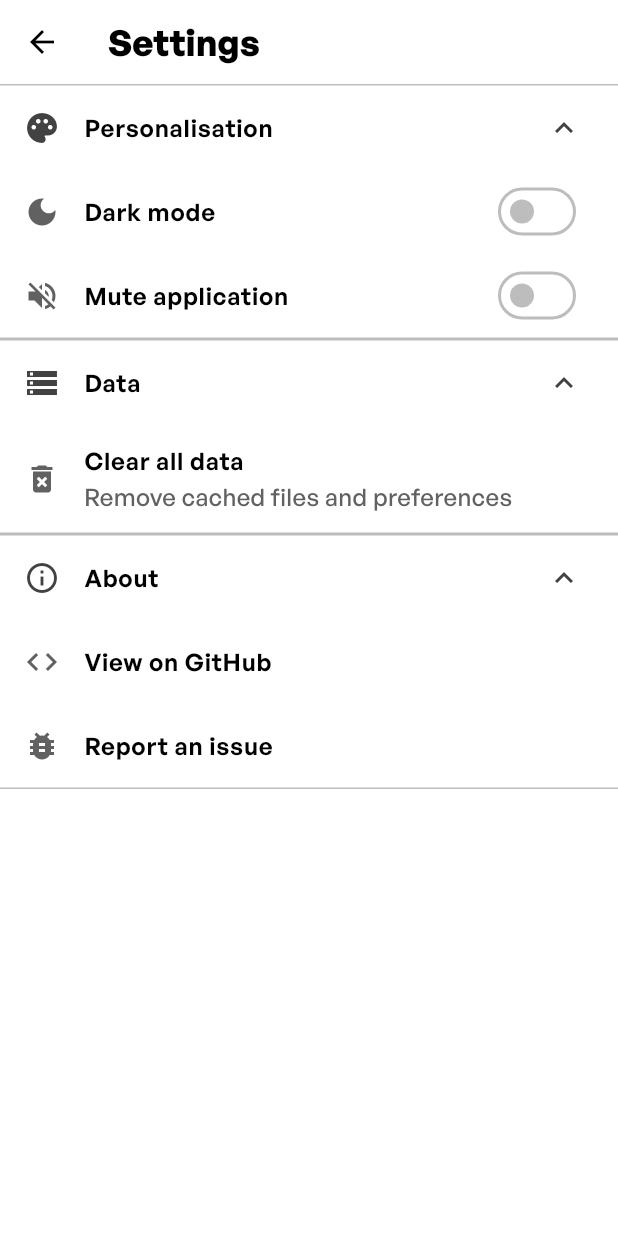
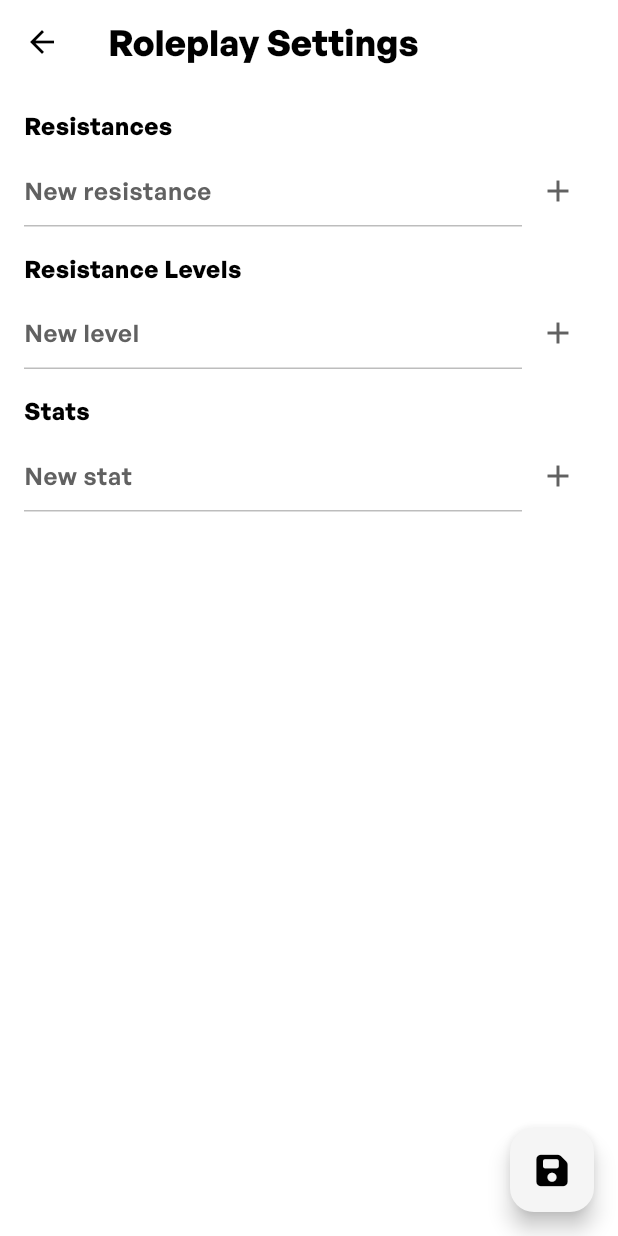
Before and after one commit to KevinTo-Stuff/roleplay-assistant, a Flutter app: the RoleplayScreen screen opened directly with empty values, after a tap on "Roleplay Settings", on a phone screen of 412 x 824 dp. Run offline on Flutter 3.47's test engine with Material 3 defaults, Android fonts, the phone set to English and light mode, and no system bars; our stand-ins replace auto_route, equatable, flutter_bloc, font_awesome_flutter, get_it, shared_preferences; accounts and stored records are empty.

Commit message:
added roleplay settings ux and logic

```diff
--- a/lib/src/core/routing/app_router.dart
+++ b/lib/src/core/routing/app_router.dart
@@ -9,9 +9,11 @@ import 'package:collection/collection.dart';
 import 'package:roleplay_assistant/src/presentation/screens/character_screen.dart';
 import 'package:roleplay_assistant/src/presentation/screens/home_screen.dart';
 import 'package:roleplay_assistant/src/presentation/screens/roleplay_screen.dart';
+import 'package:roleplay_assistant/src/presentation/screens/roleplay_settings_screen.dart';
 import 'package:roleplay_assistant/src/presentation/screens/settings_screen.dart';
 import 'package:roleplay_assistant/src/shared/models/character.dart';
 import 'package:roleplay_assistant/src/shared/models/roleplay.dart';
+import 'package:roleplay_assistant/src/shared/models/roleplay_settings.dart';
 
 part 'app_router.gr.dart';
 
@@ -23,5 +25,6 @@ class AppRouter extends RootStackRouter {
     AutoRoute(page: RoleplayRoute.page),
     AutoRoute(page: SettingsRoute.page),
     AutoRoute(page: CharacterRoute.page),
+    AutoRoute(page: RoleplaySettingsRoute.page),
   ];
 }
--- a/lib/src/presentation/blocs/character_creator_state.dart
+++ b/lib/src/presentation/blocs/character_creator_state.dart
@@ -1,6 +1,9 @@
 // Flutter / package imports
+
+// Package imports:
 import 'package:equatable/equatable.dart';
 
+// Project imports:
 import 'package:roleplay_assistant/src/shared/models/character.dart';
 
 /// State for the Character Creator form.
--- /dev/null
+++ b/lib/src/presentation/blocs/roleplay_settings_state.dart
@@ -0,0 +1,15 @@
+part of 'roleplay_settings_cubit.dart';
+
+class RoleplaySettingsState {
+  RoleplaySettingsState({required this.settings, this.isDirty = false});
+
+  final RoleplaySettings settings;
+  final bool isDirty;
+
+  RoleplaySettingsState copyWith({RoleplaySettings? settings, bool? isDirty}) {
+    return RoleplaySettingsState(
+      settings: settings ?? this.settings,
+      isDirty: isDirty ?? this.isDirty,
+    );
+  }
+}
--- a/lib/src/presentation/screens/character_screen.dart
+++ b/lib/src/presentation/screens/character_screen.dart
@@ -1,6 +1,7 @@
 // Flutter imports:
 // ignore_for_file: require_trailing_commas
 
+// Flutter imports:
 import 'package:flutter/material.dart';
 
 // Package imports:
--- a/lib/src/presentation/screens/home_screen.dart
+++ b/lib/src/presentation/screens/home_screen.dart
@@ -10,6 +10,7 @@ import 'package:roleplay_assistant/src/core/theme/dimens.dart';
 import 'package:roleplay_assistant/src/shared/extensions/context_extensions.dart';
 import 'package:roleplay_assistant/src/shared/locator.dart';
 import 'package:roleplay_assistant/src/shared/models/roleplay.dart';
+import 'package:roleplay_assistant/src/shared/models/roleplay_settings.dart';
 import 'package:roleplay_assistant/src/shared/services/roleplay/roleplay_storage.dart';
 import 'package:roleplay_assistant/src/shared/widgets/buttons/button.dart';
 
@@ -134,6 +135,7 @@ class _HomeScreenState extends State<HomeScreen> {
       name: name,
       active: true,
       description: description,
+      settings: RoleplaySettings.empty(),
       // characters left unspecified -> defaults to empty list
     );
 
--- a/lib/src/presentation/screens/roleplay_screen.dart
+++ b/lib/src/presentation/screens/roleplay_screen.dart
@@ -3,15 +3,15 @@ import 'package:flutter/material.dart';
 
 // Package imports:
 import 'package:auto_route/auto_route.dart';
-import 'package:roleplay_assistant/src/core/routing/app_router.dart';
 
 // Project imports:
+import 'package:roleplay_assistant/src/core/routing/app_router.dart';
+import 'package:roleplay_assistant/src/core/theme/dimens.dart';
+import 'package:roleplay_assistant/src/presentation/screens/character_screen.dart';
 import 'package:roleplay_assistant/src/shared/locator.dart';
+import 'package:roleplay_assistant/src/shared/models/character.dart';
+import 'package:roleplay_assistant/src/shared/models/roleplay.dart';
 import 'package:roleplay_assistant/src/shared/services/roleplay/roleplay_storage.dart';
-import 'package:roleplay_assistant/src/shared/models/character.dart';
-import 'package:roleplay_assistant/src/presentation/screens/character_screen.dart';
-import 'package:roleplay_assistant/src/core/theme/dimens.dart';
-import 'package:roleplay_assistant/src/shared/models/roleplay.dart';
 import 'package:roleplay_assistant/src/shared/widgets/buttons/button.dart';
 import 'package:roleplay_assistant/src/shared/widgets/buttons/square_button.dart';
 
@@ -86,7 +86,11 @@ class _RoleplayScreenState extends State<RoleplayScreen> {
             Button.outline(
               title: 'Roleplay Settings',
               onPressed: () {
-                context.router.push(const SettingsRoute());
+                context.router.push(
+                  RoleplaySettingsRoute(
+                    initial: _roleplay.settings,
+                  ),
+                );
               },
             ),
             // Active indicator moved to AppBar actions
--- /dev/null
+++ b/lib/src/presentation/screens/roleplay_settings_screen.dart
@@ -0,0 +1,181 @@
+// Flutter imports:
+// ignore_for_file: always_specify_types, require_trailing_commas
+
+// Flutter imports:
+import 'package:flutter/material.dart';
+
+// Package imports:
+import 'package:auto_route/auto_route.dart';
+import 'package:flutter_bloc/flutter_bloc.dart';
+import 'package:font_awesome_flutter/font_awesome_flutter.dart';
+
+// Project imports:
+import '../../shared/models/roleplay_settings.dart';
+import '../blocs/roleplay_settings_cubit.dart';
+
+/// A simple screen to edit RoleplaySettings.
+///
+/// Usage:
+/// Navigator.push(context, MaterialPageRoute(builder: (_) => RoleplaySettingsScreen(initial: settings)));
+@RoutePage()
+class RoleplaySettingsScreen extends StatelessWidget {
+  const RoleplaySettingsScreen({super.key, required this.initial});
+
+  final RoleplaySettings initial;
+
+  @override
+  Widget build(BuildContext context) {
+    return BlocProvider(
+      create: (_) => RoleplaySettingsCubit(initial),
+      child: Scaffold(
+        appBar: AppBar(
+          title: const Text('Roleplay Settings'),
+        ),
+        body: const _RoleplaySettingsBody(),
+        floatingActionButton: Builder(builder: (ctx) {
+          return FloatingActionButton(
+            onPressed: () {
+              final cubit = ctx.read<RoleplaySettingsCubit>();
+              Navigator.of(ctx).pop(cubit.currentSettings);
+            },
+            tooltip: 'Save',
+            child: const FaIcon(FontAwesomeIcons.solidFloppyDisk),
+          );
+        }),
+        floatingActionButtonLocation: FloatingActionButtonLocation.endFloat,
+      ),
+    );
+  }
+}
+
+class _RoleplaySettingsBody extends StatefulWidget {
+  const _RoleplaySettingsBody();
+
+  @override
+  State<_RoleplaySettingsBody> createState() => _RoleplaySettingsBodyState();
+}
+
+class _RoleplaySettingsBodyState extends State<_RoleplaySettingsBody> {
+  final TextEditingController _resController = TextEditingController();
+  final TextEditingController _levelController = TextEditingController();
+  final TextEditingController _statController = TextEditingController();
+
+  @override
+  void dispose() {
+    _resController.dispose();
+    _levelController.dispose();
+    _statController.dispose();
+    super.dispose();
+  }
+
+  @override
+  Widget build(BuildContext context) {
+    return BlocBuilder<RoleplaySettingsCubit, RoleplaySettingsState>(
+      builder: (context, state) {
+        return SingleChildScrollView(
+          padding: const EdgeInsets.all(16),
+          child: Column(
+            crossAxisAlignment: CrossAxisAlignment.start,
+            children: [
+              const Text('Resistances',
+                  style: TextStyle(fontSize: 16, fontWeight: FontWeight.bold)),
+              const SizedBox(height: 8),
+              for (var i = 0; i < state.settings.resistences.length; i++)
+                ListTile(
+                  title: Text(state.settings.resistences[i]),
+                  trailing: IconButton(
+                    icon: const Icon(Icons.delete),
+                    onPressed: () => context
+                        .read<RoleplaySettingsCubit>()
+                        .removeResistanceAt(i),
+                  ),
+                ),
+              Row(children: [
+                Expanded(
+                  child: TextField(
+                      controller: _resController,
+                      decoration:
+                          const InputDecoration(hintText: 'New resistance')),
+                ),
+                IconButton(
+                  icon: const Icon(Icons.add),
+                  onPressed: () {
+                    final val = _resController.text.trim();
+                    if (val.isNotEmpty) {
+                      context.read<RoleplaySettingsCubit>().addResistance(val);
+                      _resController.clear();
+                    }
+                  },
+                )
+              ]),
+              const SizedBox(height: 16),
+              const Text('Resistance Levels',
+                  style: TextStyle(fontSize: 16, fontWeight: FontWeight.bold)),
+              const SizedBox(height: 8),
+              for (var i = 0; i < state.settings.resistanceLevels.length; i++)
+                ListTile(
+                  title: Text(state.settings.resistanceLevels[i]),
+                  trailing: IconButton(
+                    icon: const Icon(Icons.delete),
+                    onPressed: () => context
+                        .read<RoleplaySettingsCubit>()
+                        .removeResistanceLevelAt(i),
+                  ),
+                ),
+              Row(children: [
+                Expanded(
+                  child: TextField(
+                      controller: _levelController,
+                      decoration: const InputDecoration(hintText: 'New level')),
+                ),
+                IconButton(
+                  icon: const Icon(Icons.add),
+                  onPressed: () {
+                    final val = _levelController.text.trim();
+                    if (val.isNotEmpty) {
+                      context
+                          .read<RoleplaySettingsCubit>()
+                          .addResistanceLevel(val);
+                      _levelController.clear();
+                    }
+                  },
+                )
+              ]),
+              const SizedBox(height: 16),
+              const Text('Stats',
+                  style: TextStyle(fontSize: 16, fontWeight: FontWeight.bold)),
+              const SizedBox(height: 8),
+              for (var i = 0; i < state.settings.stats.length; i++)
+                ListTile(
+                  title: Text(state.settings.stats[i]),
+                  trailing: IconButton(
+                    icon: const Icon(Icons.delete),
+                    onPressed: () =>
+                        context.read<RoleplaySettingsCubit>().removeStatAt(i),
+                  ),
+                ),
+              Row(children: [
+                Expanded(
+                  child: TextField(
+                      controller: _statController,
+                      decoration: const InputDecoration(hintText: 'New stat')),
+                ),
+                IconButton(
+                  icon: const Icon(Icons.add),
+                  onPressed: () {
+                    final val = _statController.text.trim();
+                    if (val.isNotEmpty) {
+                      context.read<RoleplaySettingsCubit>().addStat(val);
+                      _statController.clear();
+                    }
+                  },
+                )
+              ]),
+              const SizedBox(height: 24),
+            ],
+          ),
+        );
+      },
+    );
+  }
+}
--- a/lib/src/presentation/widgets/character_view.dart
+++ b/lib/src/presentation/widgets/character_view.dart
@@ -131,9 +131,9 @@ class CharacterView extends StatelessWidget {
       crossAxisAlignment: CrossAxisAlignment.start,
       children: character.resistances.entries
           .map(
-            (MapEntry<String, ResistanceLevel> e) => Padding(
+            (MapEntry<String, String> e) => Padding(
               padding: const EdgeInsets.symmetric(vertical: 2.0),
-              child: Text('${e.key}: ${e.value.toShortString()}'),
+              child: Text('${e.key}: ${e.value}'),
             ),
           )
           .toList(),
--- a/lib/src/presentation/widgets/traits_creator.dart
+++ b/lib/src/presentation/widgets/traits_creator.dart
@@ -1,4 +1,6 @@
 // Flutter imports
+
+// Flutter imports:
 import 'package:flutter/material.dart';
 
 /// Widget to add/remove traits one-by-one.
--- a/lib/src/shared/models/roleplay.dart
+++ b/lib/src/shared/models/roleplay.dart
@@ -1,8 +1,14 @@
+// Flutter imports:
+// ignore_for_file: require_trailing_commas
+
 // Flutter imports:
 import 'package:flutter/foundation.dart';
 
 // Project imports:
 import 'character.dart';
+import 'roleplay_settings.dart';
+
+// Local models:
 
 // Local models:
 
@@ -24,10 +30,11 @@ class Roleplay {
         active: json['active'] as bool? ?? false,
         description: json['description'] as String? ?? '',
         settings: json['settings'] != null
-            ? Map<String, dynamic>.from(
-                json['settings'] as Map<String, dynamic>,
+            ? RoleplaySettings.fromJson(
+                Map<String, dynamic>.from(
+                    json['settings'] as Map<String, dynamic>),
               )
-            : null,
+            : RoleplaySettings.empty(),
         characters: json['characters'] is List
             // ignore: always_specify_types
             ? (json['characters'] as List)
@@ -49,7 +56,7 @@ class Roleplay {
     required this.name,
     required this.active,
     required this.description,
-    this.settings,
+    required this.settings,
     this.characters = const <Character>[],
   });
 
@@ -57,12 +64,12 @@ class Roleplay {
   ///
   /// Useful for initializing forms or creating placeholders.
   static Roleplay empty() {
-    return const Roleplay(
+    return Roleplay(
       id: null,
       name: '',
       active: false,
       description: '',
-      settings: null,
+      settings: RoleplaySettings.empty(),
     );
   }
 
@@ -70,7 +77,7 @@ class Roleplay {
   final bool active;
   final String description;
   final String? id;
-  final Map<String, dynamic>? settings;
+  final RoleplaySettings settings;
   final List<Character> characters;
 
   Roleplay copyWith({
@@ -78,7 +85,7 @@ class Roleplay {
     String? name,
     bool? active,
     String? description,
-    Map<String, dynamic>? settings,
+    RoleplaySettings? settings,
     List<Character>? characters,
   }) {
     return Roleplay(
@@ -97,7 +104,7 @@ class Roleplay {
       'name': name,
       'active': active,
       'description': description,
-      if (settings != null) 'settings': settings,
+      'settings': settings.toJson(),
       'characters': characters.map((Character c) => c.toJson()).toList(),
     };
   }
@@ -105,12 +112,13 @@ class Roleplay {
   @override
   bool operator ==(Object other) {
     if (identical(this, other)) return true;
-    return other is Roleplay &&
-        other.id == id &&
+    if (other is! Roleplay) return false;
+    return other.id == id &&
         other.name == name &&
         other.active == active &&
         other.description == description &&
-        mapEquals(other.settings, settings);
+        other.settings == settings &&
+        listEquals(other.characters, characters);
   }
 
   @override
@@ -119,7 +127,7 @@ class Roleplay {
         name,
         active,
         description,
-        settings == null ? null : Object.hashAll(settings!.entries),
+        settings.hashCode,
         Object.hashAll(characters),
       );
 
--- /dev/null
+++ b/lib/src/shared/models/roleplay_settings.dart
@@ -0,0 +1,67 @@
+// Dart imports:
+import 'dart:convert';
+
+class RoleplaySettings {
+  // Named constructor for empty/default values
+  factory RoleplaySettings.empty() => RoleplaySettings(
+        resistences: <String>[],
+        resistanceLevels: <String>[],
+        stats: <String>[],
+      );
+
+  RoleplaySettings({
+    required this.resistences,
+    required this.resistanceLevels,
+    required this.stats,
+  });
+
+  factory RoleplaySettings.fromJson(Map<String, dynamic> json) {
+    return RoleplaySettings(
+      resistences: List<String>.from(json['resistences'] ?? <dynamic>[]),
+      resistanceLevels:
+          List<String>.from(json['resistance_levels'] ?? <dynamic>[]),
+      stats: List<String>.from(json['stats'] ?? <dynamic>[]),
+    );
+  }
+  final List<String> resistences;
+  final List<String> resistanceLevels;
+  final List<String> stats;
+
+  // CopyWith method
+  RoleplaySettings copyWith({
+    List<String>? resistences,
+    List<String>? resistanceLevels,
+    List<String>? stats,
+  }) {
+    return RoleplaySettings(
+      resistences: resistences ?? this.resistences,
+      resistanceLevels: resistanceLevels ?? this.resistanceLevels,
+      stats: stats ?? this.stats,
+    );
+  }
+
+  // Equality and hashCode
+  @override
+  bool operator ==(Object other) =>
+      identical(this, other) ||
+      other is RoleplaySettings &&
+          runtimeType == other.runtimeType &&
+          resistences == other.resistences &&
+          resistanceLevels == other.resistanceLevels &&
+          stats == other.stats;
+
+  @override
+  int get hashCode =>
+      resistences.hashCode ^ resistanceLevels.hashCode ^ stats.hashCode;
+
+  // Serialization
+  Map<String, dynamic> toJson() => <String, dynamic>{
+        'resistences': resistences,
+        'resistance_levels': resistanceLevels,
+        'stats': stats,
+      };
+
+  // String representation
+  @override
+  String toString() => jsonEncode(toJson());
+}
```
Also changed, not shown: lib/src/presentation/blocs/character_creator_cubit.dart (+7 -2 lines), lib/src/presentation/blocs/roleplay_settings_cubit.dart (added, +78 -0 lines), lib/src/presentation/widgets/character_creator.dart (+10 -3 lines), lib/src/shared/models/character.dart (+10 -55 lines), lib/src/core/routing/app_router.gr.dart, 1 other file.
